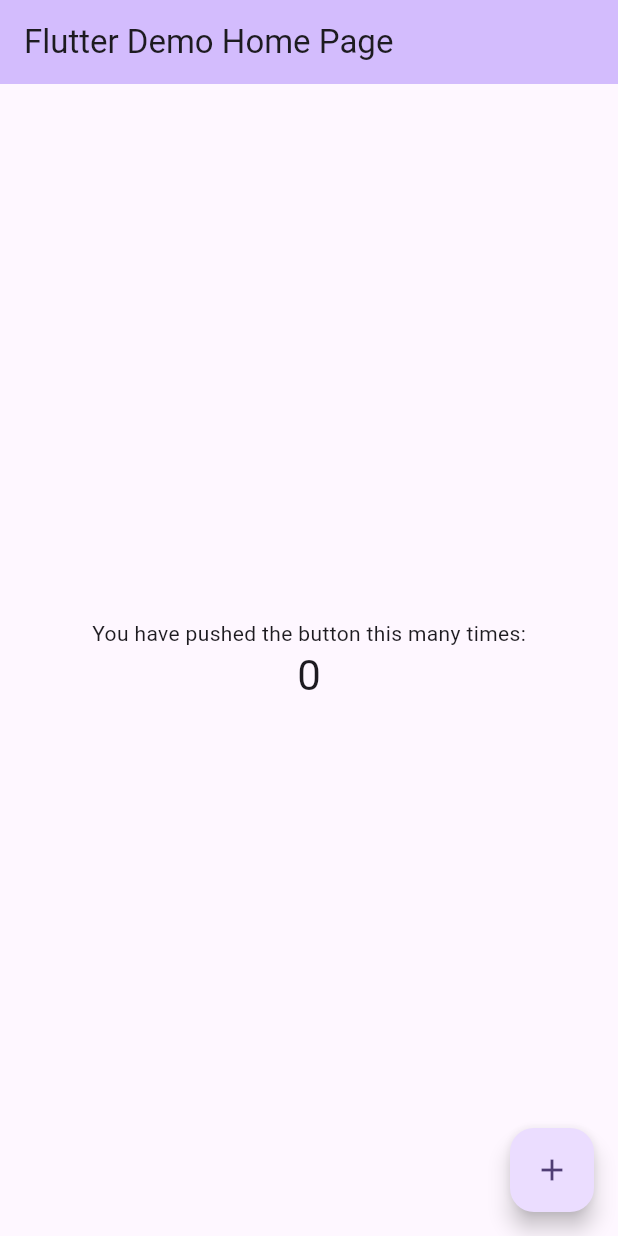
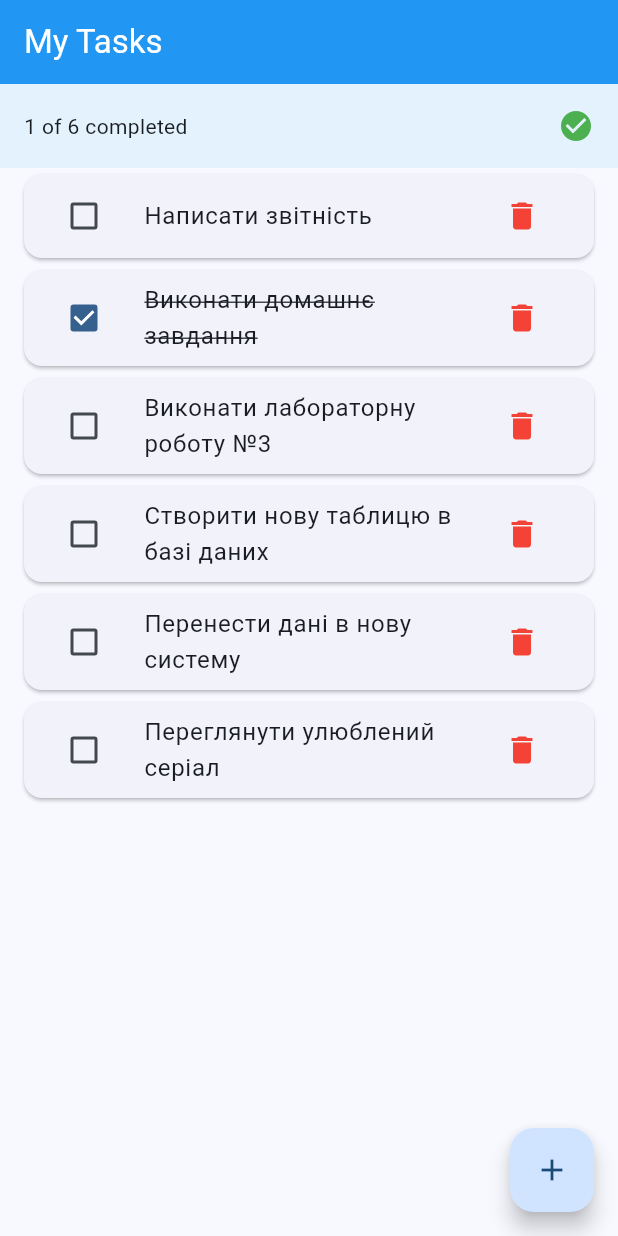
Before and after one commit to darynadyachuk/flutter_lab5, a Flutter app: the screen it shows after launch, on a phone screen of 412 x 824 dp. Run offline on Flutter 3.47's test engine with Material 3 defaults, Android fonts, the light colour scheme and no system bars.

Commit message:
todo-task

```diff
--- a/lib/main.dart
+++ b/lib/main.dart
@@ -1,122 +1,219 @@
 import 'package:flutter/material.dart';
+import 'models/task.dart';
 
 void main() {
-  runApp(const MyApp());
+  runApp(const TodoApp());
 }
 
-class MyApp extends StatelessWidget {
-  const MyApp({super.key});
+class TodoApp extends StatelessWidget {
+  const TodoApp({super.key});
 
-  // This widget is the root of your application.
   @override
   Widget build(BuildContext context) {
     return MaterialApp(
-      title: 'Flutter Demo',
+      title: 'My Tasks',
+      debugShowCheckedModeBanner: false,
       theme: ThemeData(
-        // This is the theme of your application.
-        //
-        // TRY THIS: Try running your application with "flutter run". You'll see
-        // the application has a purple toolbar. Then, without quitting the app,
-        // try changing the seedColor in the colorScheme below to Colors.green
-        // and then invoke "hot reload" (save your changes or press the "hot
-        // reload" button in a Flutter-supported IDE, or press "r" if you used
-        // the command line to start the app).
-        //
-        // Notice that the counter didn't reset back to zero; the application
-        // state is not lost during the reload. To reset the state, use hot
-        // restart instead.
-        //
-        // This works for code too, not just values: Most code changes can be
-        // tested with just a hot reload.
-        colorScheme: .fromSeed(seedColor: Colors.deepPurple),
+        useMaterial3: true,
+        colorScheme: ColorScheme.fromSeed(seedColor: Colors.blue),
       ),
-      home: const MyHomePage(title: 'Flutter Demo Home Page'),
+      home: const TodoListScreen(),
     );
   }
 }
 
-class MyHomePage extends StatefulWidget {
-  const MyHomePage({super.key, required this.title});
-
-  // This widget is the home page of your application. It is stateful, meaning
-  // that it has a State object (defined below) that contains fields that affect
-  // how it looks.
-
-  // This class is the configuration for the state. It holds the values (in this
-  // case the title) provided by the parent (in this case the App widget) and
-  // used by the build method of the State. Fields in a Widget subclass are
-  // always marked "final".
-
-  final String title;
+class TodoListScreen extends StatefulWidget {
+  const TodoListScreen({super.key});
 
   @override
-  State<MyHomePage> createState() => _MyHomePageState();
+  State<TodoListScreen> createState() => _TodoListScreenState();
 }
 
-class _MyHomePageState extends State<MyHomePage> {
-  int _counter = 0;
+class _TodoListScreenState extends State<TodoListScreen> {
+  List<Task> _tasks = [];
+  final TextEditingController _controller = TextEditingController();
 
-  void _incrementCounter() {
-    setState(() {
-      // This call to setState tells the Flutter framework that something has
-      // changed in this State, which causes it to rerun the build method below
-      // so that the display can reflect the updated values. If we changed
-      // _counter without calling setState(), then the build method would not be
-      // called again, and so nothing would appear to happen.
-      _counter++;
-    });
+  @override
+  void initState() {
+    super.initState();
+    _tasks = [
+      Task(id: 1, title: 'Написати звітність'),
+      Task(id: 2, title: 'Виконати домашнє завдання', isDone: true),
+      Task(id: 3, title: 'Виконати лабораторну роботу №3'),
+      Task(id: 4, title: 'Створити нову таблицю в базі даних'),
+      Task(id: 5, title: 'Перенести дані в нову систему'),
+      Task(id: 6, title: 'Переглянути улюблений серіал'),
+    ];
   }
 
   @override
   Widget build(BuildContext context) {
-    // This method is rerun every time setState is called, for instance as done
-    // by the _incrementCounter method above.
-    //
-    // The Flutter framework has been optimized to make rerunning build methods
-    // fast, so that you can just rebuild anything that needs updating rather
-    // than having to individually change instances of widgets.
     return Scaffold(
       appBar: AppBar(
-        // TRY THIS: Try changing the color here to a specific color (to
-        // Colors.amber, perhaps?) and trigger a hot reload to see the AppBar
-        // change color while the other colors stay the same.
-        backgroundColor: Theme.of(context).colorScheme.inversePrimary,
-        // Here we take the value from the MyHomePage object that was created by
-        // the App.build method, and use it to set our appbar title.
-        title: Text(widget.title),
+        title: const Text('My Tasks', style: TextStyle(color: Colors.white)),
+        backgroundColor: Colors.blue,
       ),
-      body: Center(
-        // Center is a layout widget. It takes a single child and positions it
-        // in the middle of the parent.
-        child: Column(
-          // Column is also a layout widget. It takes a list of children and
-          // arranges them vertically. By default, it sizes itself to fit its
-          // children horizontally, and tries to be as tall as its parent.
-          //
-          // Column has various properties to control how it sizes itself and
-          // how it positions its children. Here we use mainAxisAlignment to
-          // center the children vertically; the main axis here is the vertical
-          // axis because Columns are vertical (the cross axis would be
-          // horizontal).
-          //
-          // TRY THIS: Invoke "debug painting" (choose the "Toggle Debug Paint"
-          // action in the IDE, or press "p" in the console), to see the
-          // wireframe for each widget.
-          mainAxisAlignment: .center,
-          children: [
-            const Text('You have pushed the button this many times:'),
-            Text(
-              '$_counter',
-              style: Theme.of(context).textTheme.headlineMedium,
+      body: Column(
+        children: [
+          _buildStatistics(),
+          if (_tasks.isEmpty)
+            const Expanded(
+              child: Center(
+                child: Column(
+                  mainAxisAlignment: MainAxisAlignment.center,
+                  children: [
+                    Icon(Icons.task, size: 64, color: Colors.grey),
+                    SizedBox(height: 16),
+                    Text(
+                      'No tasks yet!',
+                      style: TextStyle(
+                        fontSize: 18,
+                        fontWeight: FontWeight.bold,
+                        color: Colors.grey,
+                      ),
+                    ),
+                    SizedBox(height: 8),
+                    Text('Tap + to add', style: TextStyle(color: Colors.grey)),
+                  ],
+                ),
+              ),
+            )
+          else
+            Expanded(
+              child: ListView.builder(
+                itemCount: _tasks.length,
+                itemBuilder: (context, index) {
+                  final task = _tasks[index];
+                  return Dismissible(
+                    key: Key(task.id.toString()),
+                    direction: DismissDirection.endToStart,
+                    onDismissed: (direction) => _deleteTask(task.id),
+                    background: Container(
+                      color: Colors.red,
+                      alignment: Alignment.centerRight,
+                      padding: const EdgeInsets.only(right: 16),
+                      child: const Icon(Icons.delete, color: Colors.white),
+                    ),
+                    child: Card(
+                      margin: const EdgeInsets.symmetric(
+                        horizontal: 16,
+                        vertical: 4,
+                      ),
+                      child: ListTile(
+                        leading: Checkbox(
+                          value: task.isDone,
+                          onChanged: (value) {
+                            _toggleTask(task.id);
+                          },
+                        ),
+                        title: Text(
+                          task.title,
+                          style: TextStyle(
+                            decoration: task.isDone
+                                ? TextDecoration.lineThrough
+                                : null,
+                          ),
+                        ),
+                        trailing: IconButton(
+                          icon: const Icon(Icons.delete, color: Colors.red),
+                          onPressed: () => _deleteTask(task.id),
+                        ),
+                      ),
+                    ),
+                  );
+                },
+              ),
             ),
-          ],
-        ),
+        ],
       ),
       floatingActionButton: FloatingActionButton(
-        onPressed: _incrementCounter,
-        tooltip: 'Increment',
+        onPressed: _showAddTaskDialog,
         child: const Icon(Icons.add),
       ),
     );
   }
+
+  Widget _buildStatistics() {
+    final completedCount = _tasks.where((task) => task.isDone).length;
+    final totalCount = _tasks.length;
+
+    return Container(
+      padding: const EdgeInsets.all(16),
+      decoration: BoxDecoration(color: Colors.blue[50]),
+      child: Row(
+        mainAxisAlignment: MainAxisAlignment.spaceBetween,
+        children: [
+          Text('$completedCount of $totalCount completed'),
+          const Icon(Icons.check_circle, color: Colors.green),
+        ],
+      ),
+    );
+  }
+
+  void _toggleTask(int id) {
+    setState(() {
+      final task = _tasks.firstWhere((t) => t.id == id);
+      task.toggle();
+    });
+  }
+
+  void _deleteTask(int id) {
+    setState(() {
+      _tasks.removeWhere((task) => task.id == id);
+    });
+
+    if (!mounted) return;
+    ScaffoldMessenger.of(
+      context,
+    ).showSnackBar(const SnackBar(content: Text('Task deleted')));
+  }
+
+  void _showAddTaskDialog() {
+    showDialog(
+      context: context,
+      builder: (context) {
+        return AlertDialog(
+          title: const Text('Add New Task'),
+          content: TextField(
+            controller: _controller,
+            autofocus: true,
+            decoration: const InputDecoration(hintText: 'Task title'),
+          ),
+          actions: [
+            TextButton(
+              onPressed: () {
+                Navigator.pop(context);
+                _controller.clear();
+              },
+              child: const Text('Cancel'),
+            ),
+            ElevatedButton(onPressed: _addTask, child: const Text('Add')),
+          ],
+        );
+      },
+    );
+  }
+
+  void _addTask() {
+    final title = _controller.text.trim();
+
+    if (title.isNotEmpty) {
+      setState(() {
+        final newTask = Task(
+          id: DateTime.now().millisecondsSinceEpoch,
+          title: title,
+        );
+        _tasks.add(newTask);
+      });
+
+      _controller.clear();
+      Navigator.pop(context);
+    }
+  }
+
+  @override
+  void dispose() {
+    _controller.dispose();
+    super.dispose();
+  }
 }
--- /dev/null
+++ b/lib/models/task.dart
@@ -0,0 +1,11 @@
+class Task {
+  final int id;
+  final String title;
+  bool isDone;
+
+  Task({required this.id, required this.title, this.isDone = false});
+
+  void toggle() {
+    isDone = !isDone;
+  }
+}
```
